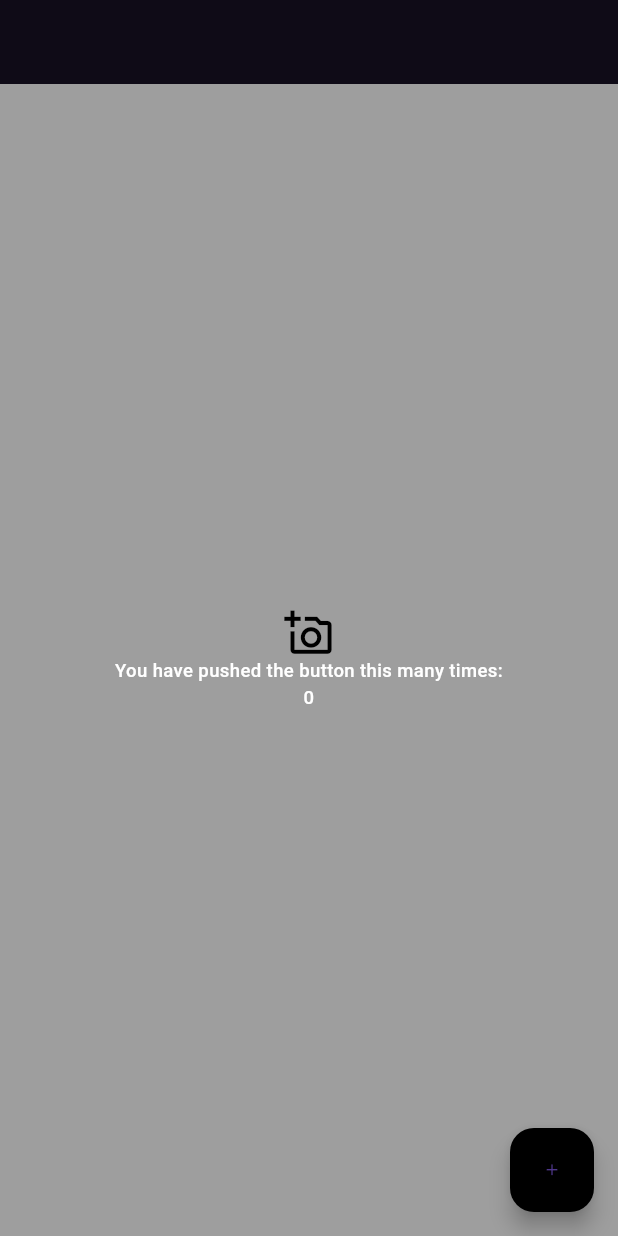
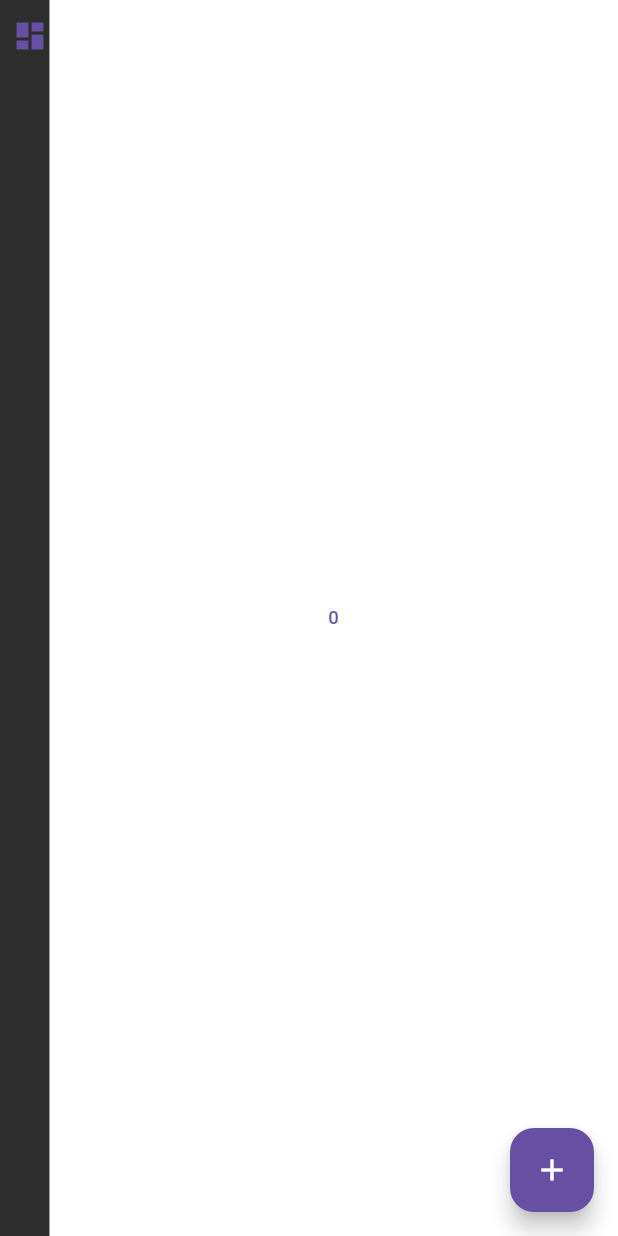
Before and after one commit to joaopteles/base-project-flutter, a Flutter app: the screen it shows after launch, on a phone screen of 412 x 824 dp. Run offline on Flutter 3.47's test engine with Material 3 defaults, Android fonts, the phone set to English and light mode, and no system bars.

Commit message:
refatoração no tema

```diff
--- a/lib/main.dart
+++ b/lib/main.dart
@@ -16,6 +16,7 @@ class MyApp extends StatelessWidget {
       title: 'Project Base',
       theme: AppTheme(context: context).themeLight,
       darkTheme: AppTheme(context: context).themeDark,
+      themeMode: ThemeMode.system,
       debugShowCheckedModeBanner: EnvValues().isProduction,
       home: HomePage(title: EnvValues.environment.toString()),
     );
--- a/lib/pages/home_page.dart
+++ b/lib/pages/home_page.dart
@@ -21,29 +21,32 @@ class _HomePageState extends State<HomePage> {
   @override
   Widget build(BuildContext context) {
     return Scaffold(
-      appBar: AppBar(
-        title: Text(
-          widget.title,
-          style: Theme.of(context).textTheme.headlineMedium?.copyWith(
-                fontSize: context.resources.fontSize.xxs,
+      body: Expanded(
+        child: Row(
+          mainAxisAlignment: MainAxisAlignment.start,
+          children: <Widget>[
+            SizedBox(
+              width: context.resources.spacing.xl,
+              child: ColoredBox(
+                color: Theme.of(context).colorScheme.primary,
+                child: Column(children: [
+                  IconButton(
+                    onPressed: _incrementCounter,
+                    icon: const Icon(
+                      Icons.dashboard,
+                    ),
+                  )
+                ]),
               ),
-        ),
-      ),
-      backgroundColor: context.resources.color.background,
-      body: Center(
-        child: Column(
-          mainAxisAlignment: MainAxisAlignment.center,
-          children: <Widget>[
-            const Icon(Icons.add_a_photo_outlined),
-            Text(
-              'You have pushed the button this many times:',
-              textAlign: TextAlign.center,
-              style: Theme.of(context).textTheme.bodyMedium,
             ),
-            Text(
-              '$_counter',
-              textAlign: TextAlign.center,
-              style: Theme.of(context).textTheme.bodyMedium,
+            Expanded(
+              child: Center(
+                child: Text(
+                  '$_counter',
+                  textAlign: TextAlign.center,
+                  style: Theme.of(context).textTheme.bodyMedium,
+                ),
+              ),
             ),
           ],
         ),
--- a/lib/shared/res/app_font_size.dart
+++ b/lib/shared/res/app_font_size.dart
@@ -7,14 +7,9 @@ class AppFontSize {
 
   TextScaler get scaleFactor => MediaQuery.of(context).textScaler;
 
-  double get xxs => size != null ? size!.width * 0.05 : 1;
   double get xs => size != null ? size!.width * 0.055 : 2;
   double get s => size != null ? size!.width * 0.02 : 3;
   double get m => size != null ? size!.width * 0.03 : 4;
   double get l => size != null ? size!.width * 0.05 : 5;
   double get xl => size != null ? size!.width * 0.08 : 6;
-  double get xxl => size != null ? size!.width * 0.12 : 7;
-  double get xxxl => size != null ? size!.width * 0.15 : 8;
-  double get xxxxl => size != null ? size!.width * 0.2 : 9;
-  double get xxxxxl => size != null ? size!.width * 0.3 : 10;
 }
--- a/lib/shared/res/app_resources.dart
+++ b/lib/shared/res/app_resources.dart
@@ -1,6 +1,5 @@
 import 'package:flutter/material.dart';
 
-import 'app_color.dart';
 import 'app_dimensions.dart';
 import 'app_font_size.dart';
 
@@ -26,8 +25,6 @@ class AppResources {
   final Size? size;
   final BuildContext context;
 
-  AppColor get color => AppColor();
-
   AppDimensions get spacing => AppDimensions(size);
 
   AppFontSize get fontSize => AppFontSize(size, context);
--- a/lib/shared/theme/app_theme.dart
+++ b/lib/shared/theme/app_theme.dart
@@ -1,4 +1,5 @@
 import 'package:base_project_flutter/shared/theme/app_theme_app_bar.dart';
+import 'package:base_project_flutter/shared/theme/app_theme_color_scheme.dart';
 import 'package:base_project_flutter/shared/theme/app_theme_floating_action_button.dart';
 import 'package:base_project_flutter/shared/theme/app_theme_icon.dart';
 import 'package:base_project_flutter/shared/theme/app_theme_text.dart';
@@ -13,6 +14,7 @@ class AppTheme {
 
   ThemeData get themeGeneral => ThemeData(
         appBarTheme: AppThemeAppBar(context).appBarTheme,
+        colorScheme: AppThemeColorScheme().colorSchemeLight,
         textTheme: AppThemeText(context).appTextTheme,
         iconTheme: AppThemeIcon(context).appIconTheme,
         floatingActionButtonTheme: AppThemeFloatingActionButton(context)
@@ -22,9 +24,11 @@ class AppTheme {
 
   ThemeData get themeLight => themeGeneral.copyWith(
         brightness: Brightness.light,
+        colorScheme: AppThemeColorScheme().colorSchemeLight,
       );
 
   ThemeData get themeDark => themeGeneral.copyWith(
         brightness: Brightness.dark,
+        colorScheme: AppThemeColorScheme().colorSchemeDark,
       );
 }
--- a/lib/shared/theme/app_theme_app_bar.dart
+++ b/lib/shared/theme/app_theme_app_bar.dart
@@ -7,7 +7,7 @@ class AppThemeAppBar {
   final BuildContext context;
 
   AppBarTheme get appBarTheme => AppBarTheme(
-        color: context.resources.color.primary,
+        color: Theme.of(context).colorScheme.primary,
         titleSpacing: context.resources.spacing.m,
         centerTitle: true,
         elevation: 20,
--- a/lib/shared/theme/app_theme_button.dart
+++ b/lib/shared/theme/app_theme_button.dart
@@ -1,4 +1,3 @@
-import 'package:base_project_flutter/shared/res/app_resources.dart';
 import 'package:flutter/material.dart';
 
 class AppThemeButton {
@@ -7,7 +6,7 @@ class AppThemeButton {
   final BuildContext context;
 
   ButtonThemeData get appButtonTheme => ButtonThemeData(
-        buttonColor: context.resources.color.secondary,
+        buttonColor: Theme.of(context).colorScheme.primary,
         textTheme: ButtonTextTheme.primary,
         shape: RoundedRectangleBorder(
           borderRadius: BorderRadius.circular(8),
--- /dev/null
+++ b/lib/shared/theme/app_theme_color_scheme.dart
@@ -0,0 +1,33 @@
+import 'package:flutter/material.dart';
+
+class AppThemeColorScheme {
+  AppThemeColorScheme();
+
+  ColorScheme get colorSchemeLight => const ColorScheme(
+        brightness: Brightness.light,
+        primary: Color(0xFF2E2E2E),
+        onPrimary: Colors.white,
+        secondary: Color(0xFFD4AF37),
+        onSecondary: Colors.black,
+        error: Colors.red,
+        onError: Colors.white,
+        background: Color(0xFFF5F5F5),
+        onBackground: Colors.black,
+        surface: Color(0xFFFFFFFF),
+        onSurface: Colors.black,
+      );
+
+  ColorScheme get colorSchemeDark => const ColorScheme(
+        brightness: Brightness.dark,
+        primary: Color(0xFF2E2E2E),
+        onPrimary: Colors.white,
+        secondary: Color(0xFFD4AF37),
+        onSecondary: Colors.black,
+        error: Colors.red,
+        onError: Colors.white,
+        background: Color(0xFF121212),
+        onBackground: Colors.white,
+        surface: Color(0xFF1E1E1E),
+        onSurface: Colors.white,
+      );
+}
--- a/lib/shared/theme/app_theme_floating_action_button.dart
+++ b/lib/shared/theme/app_theme_floating_action_button.dart
@@ -1,4 +1,3 @@
-import 'package:base_project_flutter/shared/res/app_resources.dart';
 import 'package:flutter/material.dart';
 
 class AppThemeFloatingActionButton {
@@ -8,7 +7,6 @@ class AppThemeFloatingActionButton {
 
   FloatingActionButtonThemeData get appFloatingActionButtonThemeData =>
       FloatingActionButtonThemeData(
-        backgroundColor: context.resources.color.primary,
-        iconSize: context.resources.fontSize.m,
+        backgroundColor: Theme.of(context).colorScheme.primary,
       );
 }
--- a/lib/shared/theme/app_theme_icon.dart
+++ b/lib/shared/theme/app_theme_icon.dart
@@ -1,4 +1,3 @@
-import 'package:base_project_flutter/shared/res/app_resources.dart';
 import 'package:flutter/material.dart';
 
 class AppThemeIcon {
@@ -7,7 +6,6 @@ class AppThemeIcon {
   final BuildContext context;
 
   IconThemeData get appIconTheme => IconThemeData(
-        color: context.resources.color.primary,
-        size: context.resources.fontSize.xl,
+        color: Theme.of(context).colorScheme.primary,
       );
 }
--- a/lib/shared/theme/app_theme_text.dart
+++ b/lib/shared/theme/app_theme_text.dart
@@ -10,32 +10,32 @@ class AppThemeText {
         headlineLarge: TextStyle(
           fontSize: context.resources.fontSize.l,
           fontWeight: FontWeight.w900,
-          color: context.resources.color.secondary,
+          color: Theme.of(context).colorScheme.primary,
         ),
         headlineMedium: TextStyle(
           fontSize: context.resources.fontSize.m,
           fontWeight: FontWeight.w500,
-          color: context.resources.color.secondary,
+          color: Theme.of(context).colorScheme.primary,
         ),
         headlineSmall: TextStyle(
           fontSize: context.resources.fontSize.s,
           fontWeight: FontWeight.w100,
-          color: context.resources.color.secondary,
+          color: Theme.of(context).colorScheme.primary,
         ),
         bodyLarge: TextStyle(
           fontSize: context.resources.fontSize.l,
           fontWeight: FontWeight.w900,
-          color: context.resources.color.secondary,
+          color: Theme.of(context).colorScheme.primary,
         ),
         bodyMedium: TextStyle(
           fontSize: context.resources.fontSize.m,
           fontWeight: FontWeight.w500,
-          color: context.resources.color.secondary,
+          color: Theme.of(context).colorScheme.primary,
         ),
         bodySmall: TextStyle(
           fontSize: context.resources.fontSize.s,
           fontWeight: FontWeight.w100,
-          color: context.resources.color.secondary,
+          color: Theme.of(context).colorScheme.primary,
         ),
       );
 }
```
Also changed, not shown: lib/shared/res/app_color.dart (deleted, +0 -11 lines), lib/shared/res/app_dimensions.dart (+5 -10 lines).
